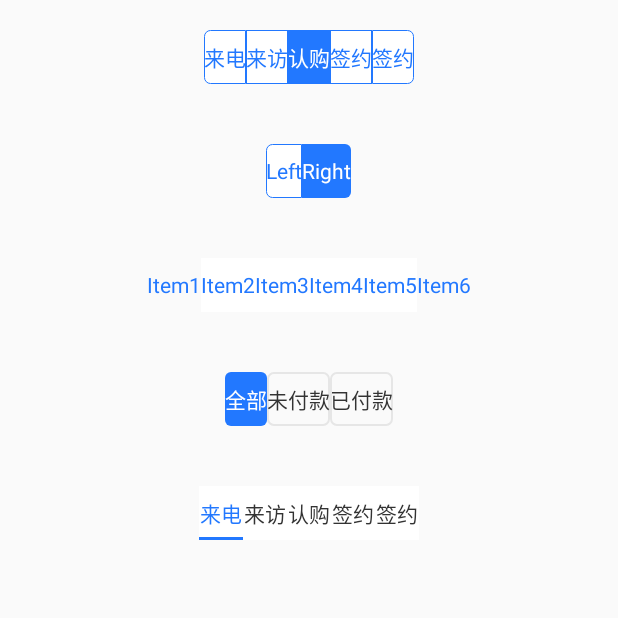
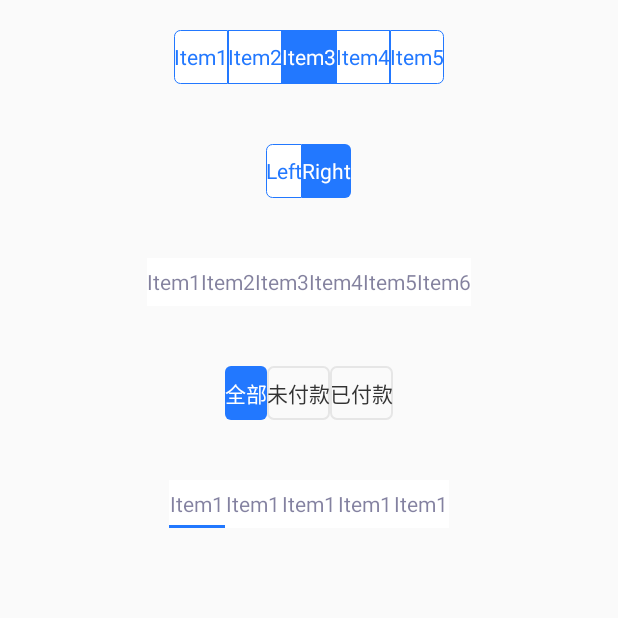
Before and after one commit to ywtony/customerweight, an Android app: the CommonTabLayoutActivity screen opened directly, with no data from a screen before it, on a phone screen of 412 x 824 dp, the top half of it. Run offline under Robolectric (Android 15) with nearby library versions, the phone set to English and light mode, and no system bars.

```diff
--- a/app/src/main/java/com/yw/customerweight/CommonTabLayoutActivity.java
+++ b/app/src/main/java/com/yw/customerweight/CommonTabLayoutActivity.java
@@ -26,11 +26,11 @@ public class CommonTabLayoutActivity extends Activity {
         setContentView(R.layout.selecttablayout);
         CommonTabLayout selectTabLayout = (CommonTabLayout) findViewById(R.id.tablayout);
         List<String> datas = new ArrayList<>();
-        datas.add("来电");
-        datas.add("来访");
-        datas.add("认购");
-        datas.add("签约");
-        datas.add("签约");
+        datas.add("Item1");
+        datas.add("Item2");
+        datas.add("Item3");
+        datas.add("Item4");
+        datas.add("Item5");
         /**
          * 创建一个左、中、右背景切换各不同的TabLayout（ps：也可以相同，看您怎样设置）
          */
@@ -128,22 +128,25 @@ public class CommonTabLayoutActivity extends Activity {
 
         CommonTabLayout selectTabLayout5 = (CommonTabLayout) findViewById(R.id.tablayout5);
         List<String> datas5 = new ArrayList<>();
-        datas5.add("来电");
-        datas5.add("来访");
-        datas5.add("认购");
-        datas5.add("签约");
-        datas5.add("签约");
+        datas5.add("Item1");
+        datas5.add("Item1");
+        datas5.add("Item1");
+        datas5.add("Item1");
+        datas5.add("Item1");
         /**
          * 创建一个左、中、右背景切换各不同的TabLayout（ps：也可以相同，看您怎样设置）
          */
         selectTabLayout5.
                 setData(datas5).
                 setTextColor(R.color.color_radio_textcolor_selector).
-                setLeftDrawableSelector(R.drawable.drawable_bottom_line_bg_selector).
+//                setLeftDrawableSelector(R.drawable.drawable_bottom_line_bg_selector).
                 setMiddleDrawableSelector(R.drawable.drawable_bottom_line_bg_selector).
-                setRightDrawableSelector(R.drawable.drawable_bottom_line_bg_selector).
+//                setRightDrawableSelector(R.drawable.drawable_bottom_line_bg_selector).
                 setDefaultSelectIndex(0).
-//                setShowLine(true).setLineColor(R.color.color_333333).setLineHeight(10).
+                setShowLine(true).
+//                setLineColor(R.color.color_333333).
+//                setLineHeight(10).
+                setTabBackgroundColor(R.color.white).
                 setOnItemClickListener(new CommonTabLayout.OnItemClickListener() {
                     @Override
                     public void onItemClick(int pos) {
--- a/app/src/main/java/com/yw/customerweight/MainActivity.java
+++ b/app/src/main/java/com/yw/customerweight/MainActivity.java
@@ -3,10 +3,14 @@ package com.yw.customerweight;
 import androidx.appcompat.app.AppCompatActivity;
 
 import android.content.Intent;
+import android.graphics.Canvas;
 import android.os.Bundle;
 import android.view.View;
 import android.widget.AdapterView;
+import android.widget.CompoundButton;
 import android.widget.ListView;
+import android.widget.RadioButton;
+import android.widget.RadioGroup;
 
 import com.yw.customerweight.adapter.MainAdapter;
 
--- a/ywlibrary/src/main/java/com/yw/ywlibrary/widget/tab/CommonTabLayout.java
+++ b/ywlibrary/src/main/java/com/yw/ywlibrary/widget/tab/CommonTabLayout.java
@@ -7,6 +7,7 @@ import android.util.AttributeSet;
 import android.view.Gravity;
 import android.view.View;
 import android.view.ViewGroup;
+import android.widget.CheckBox;
 import android.widget.LinearLayout;
 import android.widget.RadioButton;
 import android.widget.RadioGroup;
@@ -55,6 +56,8 @@ public class CommonTabLayout extends RadioGroup {
     //默认线的颜色
     private int line_color;
     private boolean isShowLine = false;
+    //tabitem的背景颜色
+    private int backgroundColor;
     public CommonTabLayout(Context context) {
         super(context);
     }
@@ -73,9 +76,6 @@ public class CommonTabLayout extends RadioGroup {
                 //设置RadioButton的选中事件
                 if (onItemClickListener != null) {
                     int index = (int) rbb.getTag();
-                    if(isShowLine){
-                        CommonTabLayout.this.invalidate();
-                    }
                     onItemClickListener.onItemClick(index);
                 }
             }
@@ -115,6 +115,15 @@ public class CommonTabLayout extends RadioGroup {
         return this;
     }
 
+    /**
+     * 设置Tab的背景颜色
+     * @param backgroundColor
+     * @return
+     */
+    public CommonTabLayout setTabBackgroundColor(int backgroundColor){
+        this.backgroundColor = backgroundColor;
+        return this;
+    }
     /**
      * 是否展示底部线
      * @param showLine
@@ -332,8 +341,8 @@ public class CommonTabLayout extends RadioGroup {
      * 主要解决Android库中原生的TabLayout中item下的那条线不是很好控制的问题
      */
     public CommonTabLayout buildViewByBottomLine() {
-//        int count = datas.size();
-//        for (int i = 0; i < count; i++) {
+        int count = datas.size();
+        for (int i = 0; i < count; i++) {
 //            LinearLayout linear = new LinearLayout(getContext());
 //            linear.setOrientation(VERTICAL);
 //            linear.setGravity(Gravity.CENTER);
@@ -345,7 +354,7 @@ public class CommonTabLayout extends RadioGroup {
 //            linear.setLayoutParams(layoutParams);
 //            TextView tv_title = new TextView(getContext());
 //            tv_title.setText(datas.get(i));
-//            tv_title.setTextSize(textSize);
+////            tv_title.setTextSize(textSize);
 //            tv_title.setTextColor(getContext().getColor(colorSelector));
 //            tv_title.setGravity(Gravity.CENTER);
 //            LinearLayout.LayoutParams titleparams = new LinearLayout.LayoutParams(ViewGroup.LayoutParams.MATCH_PARENT, ViewGroup.LayoutParams.MATCH_PARENT);
@@ -371,28 +380,24 @@ public class CommonTabLayout extends RadioGroup {
 //                    }
 //                }
 //            });
-//            this.addView(linear);
-//        }
-//        updateViewState(defaultIndex);
-        this.removeAllViews();
-        int count = datas.size();
-        for (int i = 0; i < count; i++) {
-            TabItem tabItem = new TabItem.Builder()
-                    .setIndex(i)
-                    .setItemHeight(itemHeight)
-//                    .setTextSize(textSize)
+            TabItemBottomLine bottomLine = new TabItemBottomLine.Builder()
+                    .setBackgroundColor(backgroundColor)
                     .setColorSelector(colorSelector)
+                    .setBackgroundResource(middleDrawableSelector)
                     .setValue(datas.get(i))
-                    .setLeftMargin(getMarginLeft(i))
-                    .setBackgroundResourceSelector(getBackgroundResource(i, count))
-                    .setShowLine(true)
-                    .setLineColor(line_color)
-                    .setLineHeight(lineHeight)
-                    .build(getContext()).createTabItem();
-
-            this.addView(tabItem);
+                    .build(getContext())
+                    .buildBottomLine();
+            final int finalI = i;
+            bottomLine.setOnClickListener(new OnClickListener() {
+                @Override
+                public void onClick(View v) {
+                    resetViewSelected();
+                    updateViewState(finalI);
+                }
+            });
+            this.addView(bottomLine);
         }
-        ((RadioButton) this.getChildAt(defaultIndex)).setChecked(true);
+        updateViewState(defaultIndex);
         return this;
     }
 
@@ -403,7 +408,8 @@ public class CommonTabLayout extends RadioGroup {
         //将所有状态置空
         int count = this.getChildCount();
         for (int i = 0; i < count; i++) {
-            ((LinearLayout) this.getChildAt(i)).getChildAt(1).setVisibility(View.GONE);
+            ((RadioButton)((LinearLayout)this.getChildAt(i)).getChildAt(0)).setChecked(false);
+            postInvalidate();
         }
     }
 
@@ -413,7 +419,7 @@ public class CommonTabLayout extends RadioGroup {
      * @param pos
      */
     private void updateViewState(int pos) {
-        ((LinearLayout) this.getChildAt(pos)).getChildAt(1).setVisibility(View.VISIBLE);
+        ((RadioButton)((LinearLayout)this.getChildAt(pos)).getChildAt(0)).setChecked(true);
     }
 
 
--- a/ywlibrary/src/main/java/com/yw/ywlibrary/widget/tab/TabItem.java
+++ b/ywlibrary/src/main/java/com/yw/ywlibrary/widget/tab/TabItem.java
@@ -1,17 +1,12 @@
 package com.yw.ywlibrary.widget.tab;
 
+import android.annotation.SuppressLint;
 import android.content.Context;
-import android.graphics.Canvas;
-import android.graphics.Color;
-import android.graphics.Paint;
-import android.os.Build;
 import android.util.AttributeSet;
 import android.view.Gravity;
 import android.view.ViewGroup;
 import android.widget.LinearLayout;
 import android.widget.RadioButton;
-
-import com.yw.ywlibrary.util.PxUtils;
 
 /**
  * description: TabLayout中的每一项
@@ -19,7 +14,8 @@ import com.yw.ywlibrary.util.PxUtils;
  * @author 杨伟-tony
  * create by 2020/5/27 9:09
  */
-public class TabItem extends androidx.appcompat.widget.AppCompatRadioButton {
+@SuppressLint("AppCompatCustomView")
+public class TabItem extends RadioButton {
     private int colorSelector;//选中和未选中的颜色
     private int backgroundResourceSelector;//选中和未选中的背景颜色
     private int index;//当前View在父容器中的位置
@@ -27,11 +23,8 @@ public class TabItem extends androidx.appcompat.widget.AppCompatRadioButton {
     private String value;//当前Item的值
     private float textSize = -1;//字体颜色
     private int leftMargin;//从第二个item开始左填充
-    private boolean showLine;//是否展示下划线 true展示，false不展示
-    private int lineColor;//下划线的颜色
-    private int lineHeight;//线的高度
 
-    public TabItem(Context context, int colorSelector, int backgroundResourceSelector, int index, int itemHeight, String value, float textSize, int leftMargin, boolean showLine, int lineColor, int lineHeight) {
+    public TabItem(Context context, int colorSelector, int backgroundResourceSelector, int index, int itemHeight, String value, float textSize, int leftMargin) {
         super(context);
         this.colorSelector = colorSelector;
         this.backgroundResourceSelector = backgroundResourceSelector;
@@ -40,9 +33,6 @@ public class TabItem extends androidx.appcompat.widget.AppCompatRadioButton {
         this.value = value;
         this.textSize = textSize;
         this.leftMargin = leftMargin;
-        this.showLine = showLine;
-        this.lineColor = lineColor;
-        this.lineHeight = lineHeight;
     }
 
     public TabItem(Context context) {
@@ -86,9 +76,6 @@ public class TabItem extends androidx.appcompat.widget.AppCompatRadioButton {
         private String value;//当前Item的值
         private float textSize = -1;//字体颜色
         private int leftMargin;//从第二个item开始左填充
-        private boolean showLine;//是否展示下划线 true展示，false不展示
-        private int lineColor;//下划线的颜色
-        private int lineHeight;//线的高度
 
         public Builder setColorSelector(int colorSelector) {
             this.colorSelector = colorSelector;
@@ -126,42 +113,15 @@ public class TabItem extends androidx.appcompat.widget.AppCompatRadioButton {
         }
 
 
-        public Builder setShowLine(boolean showLine) {
-            this.showLine = showLine;
-            return this;
-        }
-
-
-        public Builder setLineColor(int lineColor) {
-            this.lineColor = lineColor;
-            return this;
-        }
-
-        public Builder setLineHeight(int lineHeight) {
-            this.lineHeight = lineHeight;
-            return this;
-        }
-
         /**
          * 构建一个TabItem
          *
          * @return
          */
         public TabItem build(Context context) {
-            return new TabItem(context, colorSelector, backgroundResourceSelector, index, itemHeight, value, textSize, leftMargin, showLine, lineColor, lineHeight);
+            return new TabItem(context, colorSelector, backgroundResourceSelector, index, itemHeight, value, textSize, leftMargin);
         }
     }
 
-    @Override
-    protected void onDraw(Canvas canvas) {
-        super.onDraw(canvas);
-        if (showLine) {
-            if (this.isChecked()) {
-                Paint paint = new Paint();
-                paint.setStrokeWidth(PxUtils.dp2px(getContext(), lineHeight));
-                paint.setColor(lineColor);
-                canvas.drawLine(this.getLeft(), this.getBottom(), this.getRight(), this.getBottom(), paint);
-            }
-        }
-    }
+
 }
--- /dev/null
+++ b/ywlibrary/src/main/java/com/yw/ywlibrary/widget/tab/TabItemBottomLine.java
@@ -0,0 +1,98 @@
+package com.yw.ywlibrary.widget.tab;
+
+import android.content.Context;
+import android.view.Gravity;
+import android.view.ViewGroup;
+import android.widget.Button;
+import android.widget.CheckBox;
+import android.widget.LinearLayout;
+import android.widget.RadioButton;
+import android.widget.RadioGroup;
+
+import com.yw.ywlibrary.util.PxUtils;
+
+/**
+ * description: 带底部线的Tablayout
+ *
+ * @author 杨伟-tony
+ * create by 2020/5/29 13:59
+ */
+public class TabItemBottomLine extends LinearLayout {
+    //设置linear背景
+    private int backgroundColor;
+    //设置字体颜色
+    private int colorSelector;
+    //设置Button背景
+    private int backgroundResource;
+    private String value;//tab要显示的值
+
+    public TabItemBottomLine(Context context, int backgroundColor, int colorSelector, int backgroundResource, String value) {
+        super(context);
+        this.backgroundColor = backgroundColor;
+        this.colorSelector = colorSelector;
+        this.backgroundResource = backgroundResource;
+        this.value = value;
+        initView();
+    }
+
+    private void initView() {
+        setOrientation(VERTICAL);
+        setGravity(Gravity.CENTER);
+        RadioGroup.LayoutParams layoutParams = new RadioGroup.LayoutParams(ViewGroup.LayoutParams.WRAP_CONTENT, ViewGroup.LayoutParams.MATCH_PARENT);
+        layoutParams.weight = 1;
+        layoutParams.height = ViewGroup.LayoutParams.MATCH_PARENT;
+        layoutParams.gravity = Gravity.CENTER;
+//        setBackgroundColor(backgroundColor);
+
+
+    }
+
+    public TabItemBottomLine buildBottomLine() {
+        //定义线的长度和文本的长度一样大
+        RadioButton button = new RadioButton(getContext());
+        button.setTextColor(colorSelector);
+        button.setBackgroundResource(backgroundResource);
+        button.setButtonDrawable(null);
+        LinearLayout.LayoutParams params = new LinearLayout.LayoutParams(ViewGroup.LayoutParams.WRAP_CONTENT, ViewGroup.LayoutParams.MATCH_PARENT);
+        button.setLayoutParams(params);
+        button.setText(value);
+        addView(button);
+        return this;
+    }
+
+    public static class Builder {
+        //设置linear背景
+        private int backgroundColor;
+        //设置字体颜色
+        private int colorSelector;
+        //设置Button背景
+        private int backgroundResource;
+        private String value;
+
+        public Builder setBackgroundColor(int backgroundColor) {
+            this.backgroundColor = backgroundColor;
+            return this;
+        }
+
+        public Builder setColorSelector(int colorSelector) {
+            this.colorSelector = colorSelector;
+            return this;
+        }
+
+        public Builder setBackgroundResource(int backgroundResource) {
+            this.backgroundResource = backgroundResource;
+            return this;
+        }
+
+        public Builder setValue(String value) {
+            this.value = value;
+            return this;
+        }
+
+        public TabItemBottomLine build(Context context) {
+            return new TabItemBottomLine(context, backgroundColor, colorSelector, backgroundResource, value);
+        }
+    }
+
+
+}
```
